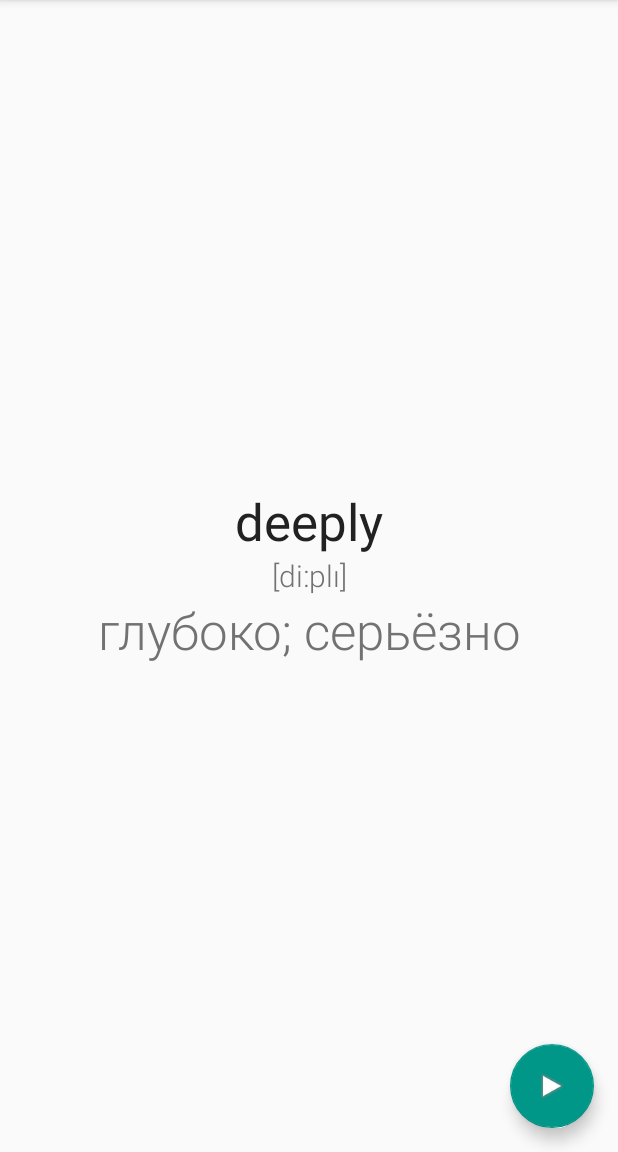
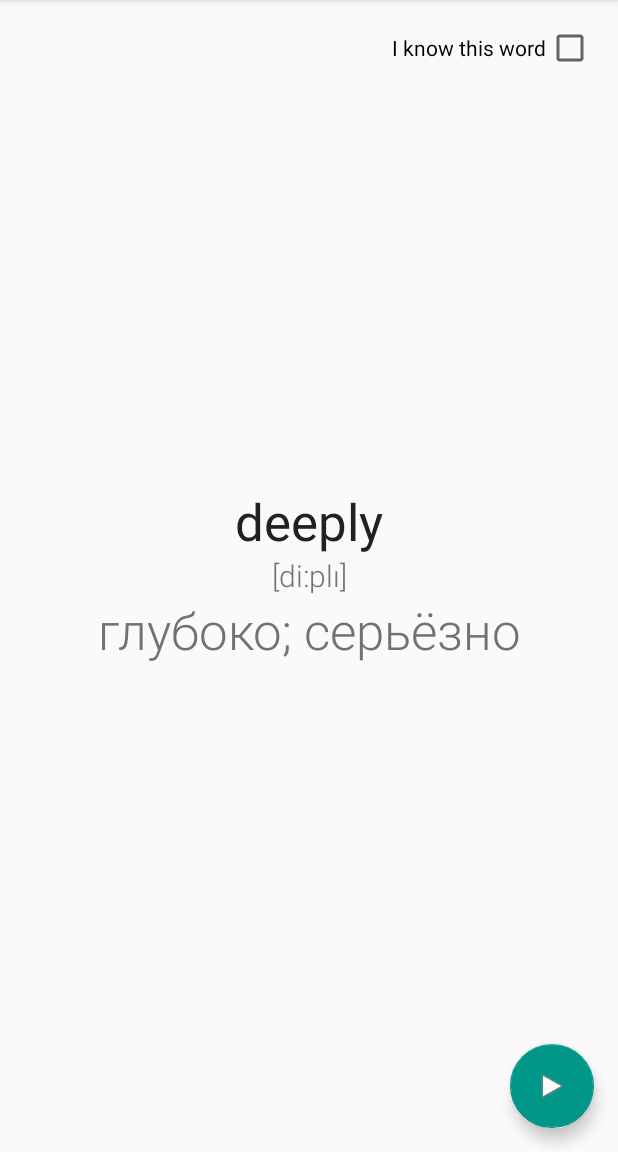
Before and after one commit to tepikin/LearnWordsAndroid, an Android app: the screen it shows after launch (MainActivity), on a phone screen of 412 x 824 dp, the part 84-1236 px from its top. Run offline under Robolectric (Android 15) with nearby library versions, the phone set to English and light mode, and no system bars.

Commit message:
Learn words added

```diff
--- a/app/src/main/java/ru/lazard/learnwords/ui/fragments/learn/LearnFragment.java
+++ b/app/src/main/java/ru/lazard/learnwords/ui/fragments/learn/LearnFragment.java
@@ -11,6 +11,7 @@ import android.view.Menu;
 import android.view.MenuInflater;
 import android.view.View;
 import android.view.ViewGroup;
+import android.widget.CheckBox;
 import android.widget.TextView;
 
 import ru.lazard.learnwords.R;
@@ -26,6 +27,7 @@ public class LearnFragment extends Fragment implements View.OnClickListener {
 
 
     private LearnPresenter presenter;
+    private CheckBox statusView;
     private TextView transcriptionView;
     private TextView translateView;
     private Word word;
@@ -45,6 +47,9 @@ public class LearnFragment extends Fragment implements View.OnClickListener {
     public void onClick(View v) {
         if (floatingActionButton == v) {
             presenter.onFloatingActionButtonClick();
+        }
+        if (statusView == v) {
+            presenter.onStatusViewClick();
         }
     }
 
@@ -72,10 +77,12 @@ public class LearnFragment extends Fragment implements View.OnClickListener {
             wordView = (TextView) view.findViewById(R.id.word);
             translateView = (TextView) view.findViewById(R.id.translate);
             transcriptionView = (TextView) view.findViewById(R.id.transcription);
+            statusView = (CheckBox) view.findViewById(R.id.status);
 
             floatingActionButton = ((MainActivity) getActivity()).getFloatingActionButton();
 
             floatingActionButton.setOnClickListener(this);
+            statusView.setOnClickListener(this);
             floatingActionButton.setVisibility(View.VISIBLE);
             setStatePause();
             if (presenter == null) {
@@ -127,6 +134,9 @@ public class LearnFragment extends Fragment implements View.OnClickListener {
     public void showWord(Word randomWord) {
         if (randomWord == null) {
             randomWord = new Word("No words selected", "Выбирите слова для изучения");
+            statusView.setVisibility(View.GONE);
+        }else {
+            statusView.setVisibility(View.VISIBLE);
         }
 
         String transcription = TextUtils.isEmpty(randomWord.getTranscription()) ? "" : ("[" + randomWord.getTranscription() + "]");
@@ -134,6 +144,7 @@ public class LearnFragment extends Fragment implements View.OnClickListener {
         setNotNullText(wordView, randomWord.getWord());
         setNotNullText(transcriptionView, transcription);
         setNotNullText(translateView, randomWord.getTranslate());
+        statusView.setChecked(randomWord.getStatus()>Word.STATUS_LEARN);
     }
 
     private void setNotNullText(TextView textView, String text) {
--- a/app/src/main/java/ru/lazard/learnwords/ui/fragments/learn/LearnPresenter.java
+++ b/app/src/main/java/ru/lazard/learnwords/ui/fragments/learn/LearnPresenter.java
@@ -87,6 +87,14 @@ public class LearnPresenter {
     public void onResume() {
         restoreState();
 
+    }
+
+    public void onStatusViewClick() {
+        if (randomWord!=null){
+            if(randomWord.getStatus()==Word.STATUS_NONE||randomWord.getStatus()==Word.STATUS_LEARN)randomWord.setStatus(Word.STATUS_CHECK_1);else{
+                randomWord.setStatus(Word.STATUS_LEARN);
+            }
+        }
     }
 
     public void play() {
--- a/app/src/main/res/layout/fragment_learn.xml
+++ b/app/src/main/res/layout/fragment_learn.xml
@@ -1,48 +1,72 @@
 <?xml version="1.0" encoding="utf-8"?>
-<android.support.v7.widget.LinearLayoutCompat
+<FrameLayout
     android:id="@+id/base_layout"
     xmlns:android="http://schemas.android.com/apk/res/android"
     xmlns:tools="http://schemas.android.com/tools"
     android:layout_width="match_parent"
     android:layout_height="match_parent"
+    android:background="@drawable/bg_main_activity"
     android:keepScreenOn="true"
-    android:background="@drawable/bg_main_activity"
     android:orientation="vertical"
-    tools:context=".ui.activities.main.MainActivity">
+    tools:context=".ui.activities.main.MainActivity"
+    xmlns:app="http://schemas.android.com/apk/res-auto">
+
+
+    <android.support.v7.widget.LinearLayoutCompat
+        android:layout_width="match_parent"
+        android:layout_height="match_parent"
+        android:keepScreenOn="true"
+        android:orientation="vertical"
+        >
 
         <android.support.v7.widget.AppCompatTextView
             android:id="@+id/word"
             android:layout_width="match_parent"
             android:layout_height="0dp"
             android:layout_weight="1"
+            android:gravity="center_horizontal|bottom"
             android:paddingLeft="16dp"
             android:paddingRight="16dp"
-        android:gravity="center_horizontal|bottom"
+            android:text="Hello World!"
             android:textAppearance="@style/TextAppearance.AppCompat.Display1"
-        android:textColor="@color/colorPrimaryText"
-        android:text="Hello World!"/>
+            android:textColor="@color/colorPrimaryText"/>
+
         <android.support.v7.widget.AppCompatTextView
             android:id="@+id/transcription"
+            android:layout_width="match_parent"
+            android:layout_height="wrap_content"
             android:fontFamily="sans-serif-light"
             android:gravity="center_horizontal|top"
-        android:textAppearance="@style/TextAppearance.AppCompat.Title"
-        android:layout_width="match_parent"
-        android:layout_height="wrap_content"
-        android:textColor="@color/colorSecondaryText"
             android:paddingLeft="16dp"
             android:paddingRight="16dp"
-        android:text="[Hello World!]"/>
+            android:text="[Hello World!]"
+            android:textAppearance="@style/TextAppearance.AppCompat.Title"
+            android:textColor="@color/colorSecondaryText"/>
+
         <android.support.v7.widget.AppCompatTextView
             android:id="@+id/translate"
-        android:textColor="@color/colorSecondaryText"
-        android:fontFamily="sans-serif-light"
-        android:gravity="center_horizontal|top"
-        android:textAppearance="@style/TextAppearance.AppCompat.Display1"
             android:layout_width="match_parent"
             android:layout_height="0dp"
             android:layout_weight="1"
+            android:fontFamily="sans-serif-light"
+            android:gravity="center_horizontal|top"
             android:paddingLeft="16dp"
             android:paddingRight="16dp"
-        android:text="Hello World!"/>
+            android:text="Hello World!"
+            android:textAppearance="@style/TextAppearance.AppCompat.Display1"
+            android:textColor="@color/colorSecondaryText"/>
 
     </android.support.v7.widget.LinearLayoutCompat>
+
+    <android.support.v7.widget.AppCompatCheckBox
+        android:drawableRight="?android:attr/listChoiceIndicatorMultiple"
+        android:button="@null"
+        android:id="@+id/status"
+        android:layout_width="wrap_content"
+        android:layout_gravity="top|right"
+        android:layout_height="wrap_content"
+        android:text="@string/learnWords_button_iKnowWord"
+        android:padding="16dp"
+        />
+
+</FrameLayout>
--- a/app/src/main/res/values/strings.xml
+++ b/app/src/main/res/values/strings.xml
@@ -60,35 +60,28 @@
     <string name="preferences_screen_title">Settings</string>
     <string name="preferences_category_base">Base</string>
     <string name="preferences_category_tts">Text to speech</string>
-
     <string name="preferences_item_autoSwitch_title">Auto words list</string>
     <string name="preferences_item_autoSwitch_summary">List words automatical</string>
-
     <string name="preferences_item_delayBetweenWordsChange_title">Words change delay</string>
     <string name="preferences_item_delayBetweenWordsChange_summary">Delay between words change in seconds</string>
     <string name="preferences_item_delayBetweenWordsChange_hint">Seconds delay</string>
-
     <string name="preferences_item_blink_title">Blink</string>
     <string name="preferences_item_blink_summary">Blink screen on word change</string>
-
     <string name="preferences_item_readWords_title">Read words</string>
     <string name="preferences_item_readWords_summary">Read english words aloud</string>
-
     <string name="preferences_item_readWordsSpeed_title">Speed rate</string>
     <string name="preferences_item_readWordsSpeed_summary">Speed of read words</string>
     <string name="preferences_item_readWordsSpeed_units">% </string>
-
     <string name="preferences_item_readTranslates_title">Read translate</string>
     <string name="preferences_item_readTranslates_summary">Read translate of words aloud</string>
-
     <string name="preferences_item_readTranslatesSpeed_title">Speed rate</string>
     <string name="preferences_item_readTranslatesSpeed_summary">Speed of read translates</string>
     <string name="preferences_item_readTranslatesSpeed_units">% </string>
-
     <string name="preferences_item_settingsTTS_title">TTS settings</string>
     <string name="preferences_item_settingsTTS_summary">Settings of text to speech</string>
 
-
+    <!-- LearnWords screen -->
+    <string name="learnWords_button_iKnowWord">I know this word</string>
 
 
 
```
Lines whose indentation alone changed are shown as unchanged.
